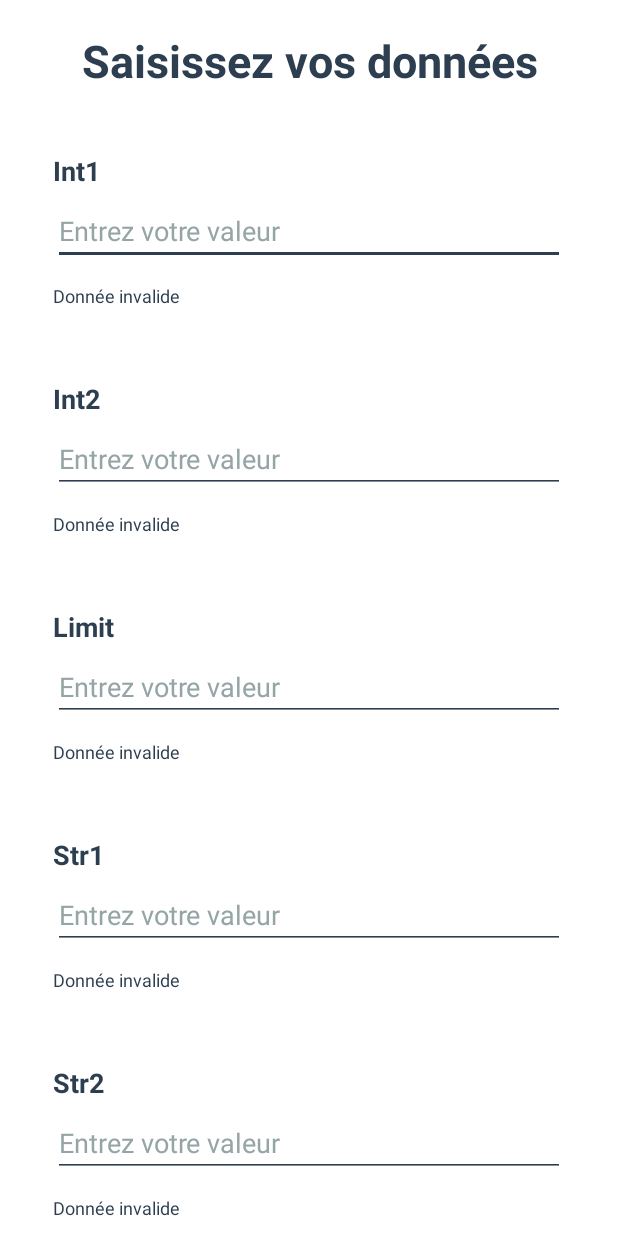
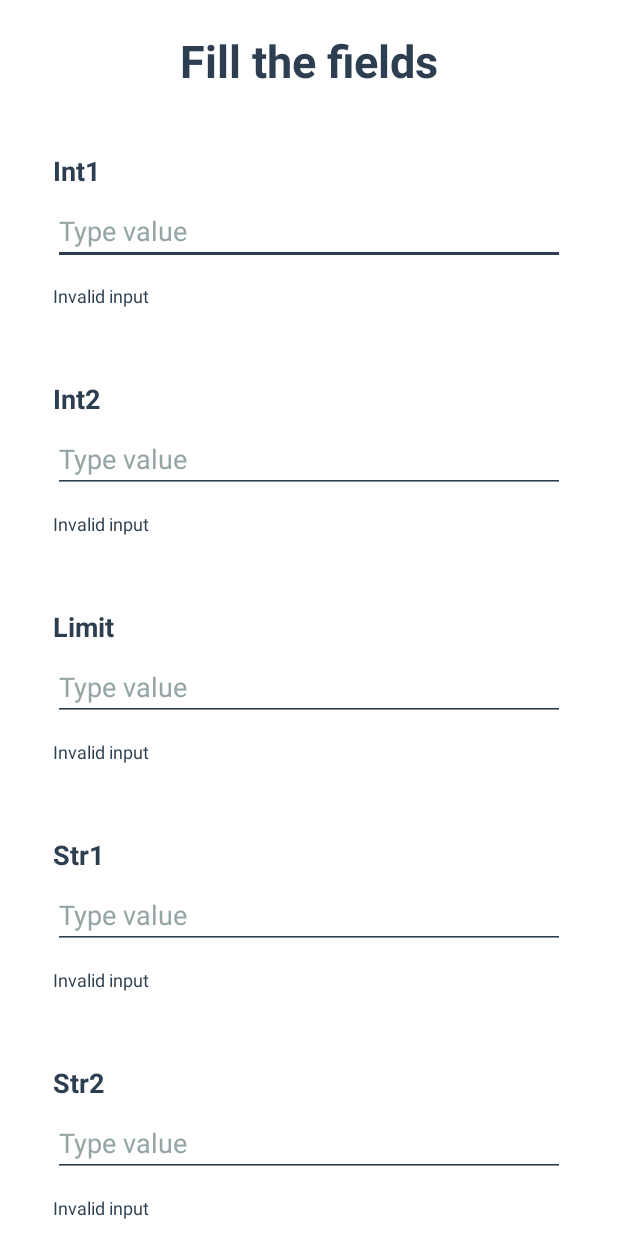
Before and after one commit to valentin-syliusa/fizz_buzz, an Android app: the screen it shows after launch (MainActivity), on a phone screen of 412 x 824 dp. Run offline under Robolectric (Android 15) with nearby library versions, the phone set to English and light mode, and no system bars; our stand-ins replace Dagger/Hilt's generated code.

Commit message:
Some fixes & improvements + added comments

```diff
--- a/app/src/main/java/com/aranegav/fizzbuzz/App.kt
+++ b/app/src/main/java/com/aranegav/fizzbuzz/App.kt
@@ -3,5 +3,9 @@ package com.aranegav.fizzbuzz
 import android.app.Application
 import dagger.hilt.android.HiltAndroidApp
 
+/**
+ * Override only to set the Hilt annotation (mandatory to use dependency injection)
+ */
+
 @HiltAndroidApp
 class App: Application()
--- a/app/src/main/java/com/aranegav/fizzbuzz/presentation/input/InputFragment.kt
+++ b/app/src/main/java/com/aranegav/fizzbuzz/presentation/input/InputFragment.kt
@@ -7,6 +7,7 @@ import android.view.ViewGroup
 import androidx.fragment.app.Fragment
 import androidx.fragment.app.viewModels
 import androidx.navigation.fragment.findNavController
+import com.aranegav.fizzbuzz.R
 import com.aranegav.fizzbuzz.databinding.InputFragmentLayoutBinding
 import dagger.hilt.android.AndroidEntryPoint
 
@@ -37,30 +38,35 @@ class InputFragment : Fragment() {
             it?.let { state ->
                 when (state) {
                     is State.InvalidInput -> {
+                        //Update state text for each field if their value is valid or invalid
                         binding.int1Valueinputview.stateText =
-                            if (state.isInt1Valid) "Donnée valide" else "Donnée invalide"
+                            if (state.isInt1Valid) getString(R.string.valid_input) else getString(R.string.invalid_input)
                         binding.int2Valueinputview.stateText =
-                            if (state.isInt2Valid) "Donnée valide" else "Donnée invalide"
+                            if (state.isInt2Valid) getString(R.string.valid_input) else getString(R.string.invalid_input)
                         binding.limitValueinputview.stateText =
-                            if (state.isLimitValid) "Donnée valide" else "Donnée invalide"
+                            if (state.isLimitValid) getString(R.string.valid_input) else getString(R.string.invalid_input)
                         binding.str1Valueinputview.stateText =
-                            if (state.isStr1Valid) "Donnée valide" else "Donnée invalide"
+                            if (state.isStr1Valid) getString(R.string.valid_input) else getString(R.string.invalid_input)
                         binding.str2Valueinputview.stateText =
-                            if (state.isStr2Valid) "Donnée valide" else "Donnée invalide"
+                            if (state.isStr2Valid) getString(R.string.valid_input) else getString(R.string.invalid_input)
+                        //Button is disabled until all fields are valid
                         binding.validateButton.isEnabled = false
                     }
                     is State.ValidInput -> {
-                        binding.int1Valueinputview.stateText = "Donnée valide"
-                        binding.int2Valueinputview.stateText = "Donnée valide"
-                        binding.limitValueinputview.stateText = "Donnée valide"
-                        binding.str1Valueinputview.stateText = "Donnée valide"
-                        binding.str2Valueinputview.stateText = "Donnée valide"
+                        //Update state text for all fields to notify that their value is valid
+                        binding.int1Valueinputview.stateText = getString(R.string.valid_input)
+                        binding.int2Valueinputview.stateText = getString(R.string.valid_input)
+                        binding.limitValueinputview.stateText = getString(R.string.valid_input)
+                        binding.str1Valueinputview.stateText = getString(R.string.valid_input)
+                        binding.str2Valueinputview.stateText = getString(R.string.valid_input)
+                        //Button is enabled when all fields are valid
                         binding.validateButton.isEnabled = true
                     }
                 }
             }
         }
 
+        //Set onInputChange listeners for each fields
         binding.int1Valueinputview.onInputChange = { updatedInt1Value ->
             viewModel.updateInt1Input(updatedInt1Value)
         }
@@ -78,6 +84,7 @@ class InputFragment : Fragment() {
         }
 
         binding.validateButton.setOnClickListener {
+            //When button is clicked, we retrieve our latest state, that must be "ValidInput" to pass InputData to next Fragment
             (viewModel.observableState.value as? State.ValidInput)?.let { inputData ->
                 findNavController().navigate(InputFragmentDirections.presentResults(
                     int1 = inputData.int1,
@@ -92,6 +99,7 @@ class InputFragment : Fragment() {
 
     override fun onResume() {
         super.onResume()
+        //Reload data each time Fragment is resumed
         viewModel.loadData()
     }
 
--- a/app/src/main/java/com/aranegav/fizzbuzz/presentation/input/InputViewModel.kt
+++ b/app/src/main/java/com/aranegav/fizzbuzz/presentation/input/InputViewModel.kt
@@ -6,6 +6,10 @@ import androidx.lifecycle.ViewModel
 import dagger.hilt.android.lifecycle.HiltViewModel
 import javax.inject.Inject
 
+/**
+ * Model used to store temporary input data
+ */
+
 data class InputData(
     val int1: Int? = null,
     val int2: Int? = null,
@@ -13,6 +17,10 @@ data class InputData(
     val str1: String? = null,
     val str2: String? = null,
 )
+
+/**
+ * Our View's State
+ */
 
 sealed class State {
     data class InvalidInput(
@@ -44,6 +52,10 @@ class InputViewModel @Inject constructor() : ViewModel() {
     fun loadData() {
         updateState()
     }
+
+    /*
+    Methods to update our InputData
+     */
 
     fun updateInt1Input(inputAsString: String) {
         inputData = inputData.copy(
@@ -82,6 +94,7 @@ class InputViewModel @Inject constructor() : ViewModel() {
 
     private fun updateState() {
         val inputData = inputData
+        //Check if fields are valid (not null for int, not null nor empty for strings) and notify through a new State
         state.value = if (inputData.int1 != null &&
             inputData.int2 != null &&
             inputData.limit != null &&
--- a/app/src/main/java/com/aranegav/fizzbuzz/presentation/input/customview/ValueInputView.kt
+++ b/app/src/main/java/com/aranegav/fizzbuzz/presentation/input/customview/ValueInputView.kt
@@ -13,6 +13,10 @@ enum class InputType {
     NUMBER
 }
 
+/**
+ * Custom View used to let the user type a value of a given type (Text or Number) and return the input as a String
+ */
+
 class ValueInputView(context: Context, attributeSet: AttributeSet? = null) :
     ConstraintLayout(context, attributeSet) {
 
@@ -27,6 +31,7 @@ class ValueInputView(context: Context, attributeSet: AttributeSet? = null) :
     var inputType: InputType = InputType.TEXT
         set(value) {
             field = value
+            //Update our EditText's settings following the input type we want to select
             binding.inputEdittext.text.clear()
             binding.inputEdittext.inputType = when (value) {
                 InputType.TEXT -> android.text.InputType.TYPE_CLASS_TEXT
@@ -58,6 +63,7 @@ class ValueInputView(context: Context, attributeSet: AttributeSet? = null) :
             attributes.recycle()
         }
 
+        //When text change, notify through the onInputChange listener
         binding.inputEdittext.addTextChangedListener { updatedText ->
             onInputChange?.invoke(updatedText.toString())
         }
--- a/app/src/main/java/com/aranegav/fizzbuzz/presentation/result/ResultFragment.kt
+++ b/app/src/main/java/com/aranegav/fizzbuzz/presentation/result/ResultFragment.kt
@@ -41,17 +41,20 @@ class ResultFragment: Fragment() {
             it?.let { state ->
                 when (state) {
                     is State.DataLoaded -> {
+                        //We update our RecyclerView when results have been properly loaded
                         resultRecyclerViewAdapter.results = state.results
                     }
                 }
             }
         }
 
+        //Set our RecyclerView's settings
         with(binding.resultsRecyclerview) {
             layoutManager = LinearLayoutManager(context)
             adapter = resultRecyclerViewAdapter
         }
 
+        //We try to retrieve passed argument or pop back if arguments couldn't be properly loaded
         arguments?.let { argumentsSafe ->
             val inputData = ResultFragmentArgs.fromBundle(argumentsSafe)
             viewModel.loadData(
--- a/app/src/main/java/com/aranegav/fizzbuzz/presentation/result/ResultViewModel.kt
+++ b/app/src/main/java/com/aranegav/fizzbuzz/presentation/result/ResultViewModel.kt
@@ -7,6 +7,10 @@ import com.aranegav.fizzbuzz.domain.input.model.Input
 import com.aranegav.fizzbuzz.domain.input.usecase.GetResultFromInput
 import dagger.hilt.android.lifecycle.HiltViewModel
 import javax.inject.Inject
+
+/**
+ * Our View's State
+ */
 
 sealed class State {
     data class DataLoaded(val results: List<String>) : State()
@@ -21,6 +25,7 @@ class ResultViewModel @Inject constructor(private val getResultFromInput: GetRes
     val observableState: LiveData<State> = state
 
     fun loadData(int1: Int, int2: Int, limit: Int, str1: String, str2: String) {
+        //We call our use case to retrieve result from the given input and then notify through our State
         val result = getResultFromInput.perform(Input(int1, int2, limit, str1, str2))
         state.value = State.DataLoaded(result)
     }
--- a/app/src/main/java/com/aranegav/fizzbuzz/presentation/result/list/ResultView.kt
+++ b/app/src/main/java/com/aranegav/fizzbuzz/presentation/result/list/ResultView.kt
@@ -5,6 +5,10 @@ import android.util.AttributeSet
 import android.view.LayoutInflater
 import androidx.constraintlayout.widget.ConstraintLayout
 import com.aranegav.fizzbuzz.databinding.ResultLayoutBinding
+
+/**
+ * Custom View used to display a result
+ */
 
 class ResultView(context: Context, attributeSet: AttributeSet? = null) :
     ConstraintLayout(context, attributeSet) {
--- a/app/src/main/res/layout/input_fragment_layout.xml
+++ b/app/src/main/res/layout/input_fragment_layout.xml
@@ -34,7 +34,7 @@
                 android:ellipsize="end"
                 android:gravity="center"
                 android:textStyle="bold"
-                android:text="Saisissez vos données"/>
+                android:text="@string/fill_fields"/>
 
             <com.aranegav.fizzbuzz.presentation.input.customview.ValueInputView
                 android:id="@+id/int1_valueinputview"
@@ -102,7 +102,7 @@
                 android:background="@drawable/primary_background_button_background"
                 android:textColor="@color/secondaryText"
                 android:textAllCaps="false"
-                android:text="Valider"/>
+                android:text="@string/validate"/>
 
         </androidx.constraintlayout.widget.ConstraintLayout>
 
--- a/app/src/main/res/layout/value_input_layout.xml
+++ b/app/src/main/res/layout/value_input_layout.xml
@@ -33,7 +33,7 @@
         android:textColor="@color/primaryText"
         android:textColorHint="@color/tertiaryText"
         android:backgroundTint="@color/secondarySystem"
-        android:hint="Entrez votre valeur"/>
+        android:hint="@string/type_value"/>
 
     <TextView
         android:id="@+id/status_textview"
--- a/app/src/main/res/values/strings.xml
+++ b/app/src/main/res/values/strings.xml
@@ -1,3 +1,9 @@
 <resources>
     <string name="app_name">FizzBuzz</string>
+    <string name="fill_fields">Fill the fields</string>
+    <string name="type_value">Type value</string>
+    <string name="valid_input">Valid input</string>
+    <string name="invalid_input">Invalid input</string>
+    <string name="validate">Validate</string>
+    <string name="results">Results</string>
 </resources>
--- a/domain/src/main/java/com/aranegav/fizzbuzz/domain/input/model/Input.kt
+++ b/domain/src/main/java/com/aranegav/fizzbuzz/domain/input/model/Input.kt
@@ -1,4 +1,8 @@
 package com.aranegav.fizzbuzz.domain.input.model
+
+/**
+ * Input model
+ */
 
 data class Input(
     val int1: Int,
--- a/domain/src/main/java/com/aranegav/fizzbuzz/domain/input/usecase/GetResultFromInput.kt
+++ b/domain/src/main/java/com/aranegav/fizzbuzz/domain/input/usecase/GetResultFromInput.kt
@@ -2,6 +2,10 @@ package com.aranegav.fizzbuzz.domain.input.usecase
 
 import com.aranegav.fizzbuzz.domain.input.model.Input
 import javax.inject.Inject
+
+/**
+ * Use case we'll use to retrieve our results from a given Input
+ */
 
 class GetResultFromInput @Inject constructor() {
     fun perform(input: Input): List<String> {
```
Also changed, not shown: domain/build.gradle (+7 -1 lines), 2 other files.
